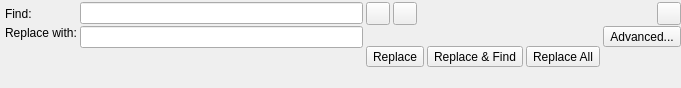
Before: the Qt Designer form src/plugins/coreplugin/find/findwidget.ui in qt-creator/qt-creator, drawn with Qt 5.
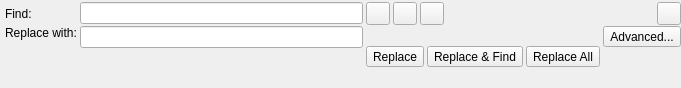
After: the same form once the commit is applied. Custom widgets are drawn as their Qt base class.

Commit message: Core: add action to select all find results in an Editor

The edit to the form file:
```diff
--- a/src/plugins/coreplugin/find/findwidget.ui
+++ b/src/plugins/coreplugin/find/findwidget.ui
@@ -73,6 +73,13 @@
       <item>
        <widget class="QToolButton" name="findNextButton"/>
       </item>
+      <item>
+       <widget class="QToolButton" name="selectAllButton">
+        <property name="text">
+         <string/>
+        </property>
+       </widget>
+      </item>
       <item>
        <spacer name="horizontalSpacer">
         <property name="orientation">
```
The commit also changes 9 other files.
